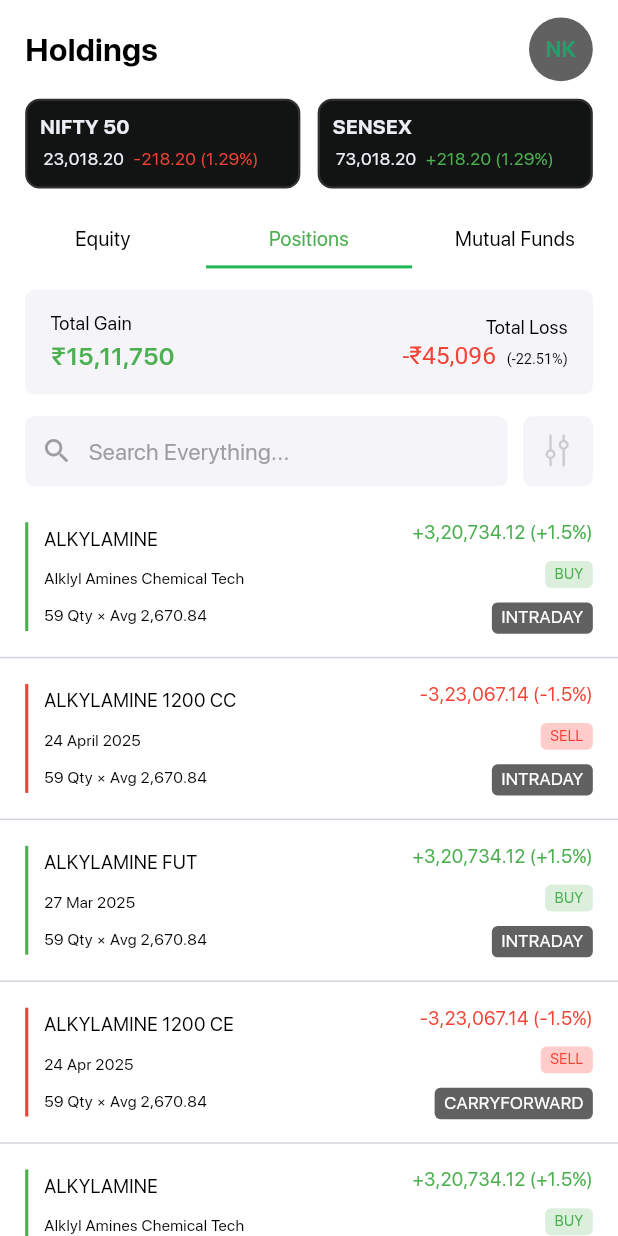
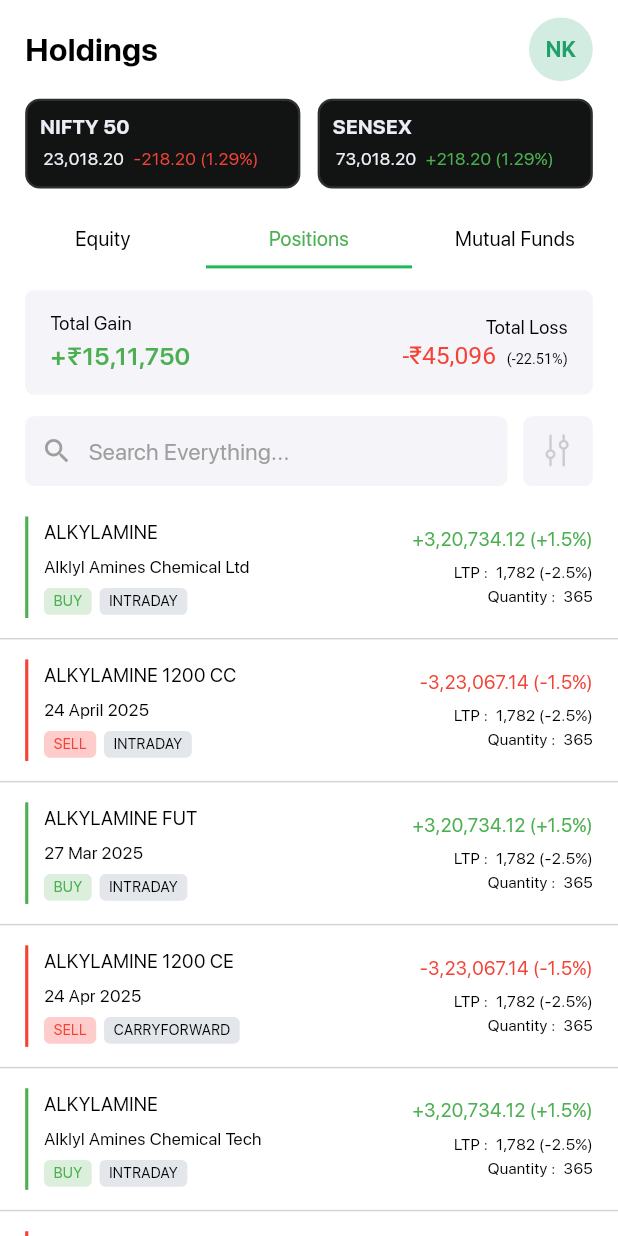
Before and after one commit to BrokingSapphire/SapphireTerminalMobile, a Flutter app: the HoldingsScreen screen opened directly, after a tap on "Positions", on a phone screen of 412 x 824 dp. Run offline on Flutter 3.47's test engine with Material 3 defaults, Android fonts, the light colour scheme and no system bars; our stand-ins replace camera, confetti, dotted_border, flutter_screenutil, flutter_secure_storage, flutter_slidable and 5 more; missing offline and left inert: google_mlkit_face_detection, holdable_button, scribble; accounts and stored records are empty; project files that could hold a hidden picture were left out.

Commit message:
fix: holdings section cards

```diff
--- a/lib/screens/home/holdings/equity/equityScreen.dart
+++ b/lib/screens/home/holdings/equity/equityScreen.dart
@@ -132,6 +132,7 @@
         ),
       );
     }
+    // adding comment
 
     return GestureDetector(
       onTap: () => FocusScope.of(context).unfocus(),
--- a/lib/screens/home/holdings/holdingsScreen.dart
+++ b/lib/screens/home/holdings/holdingsScreen.dart
@@ -87,7 +87,7 @@
                           child: CircleAvatar(
                             backgroundColor: isDark
                                 ? Color(0xff021814)
-                                : Colors.grey.shade700,
+                                : Color(0xff22A06B).withOpacity(0.2),
                             radius: 22.r,
                             child: Text(
                               "NK",
@@ -98,7 +98,7 @@
                               ),
                             ),
                           ),
-                        )
+                        ),
                       ]),
                 ),
               ),
--- a/lib/screens/home/holdings/mutualFunds/mutualScreen.dart
+++ b/lib/screens/home/holdings/mutualFunds/mutualScreen.dart
@@ -70,7 +70,7 @@
                               : const Color(0xffD1D5DB),
                         )),
                     constWidgets.singleCard("Invested Value", "₹19,91,071",
-                        "Today’s Loss", "-₹4,837", isDark)
+                        "XIRR", "-₹4,837", isDark)
                   ],
                 ),
               ),
@@ -182,7 +182,7 @@
     return Column(
       children: [
         Container(
-          padding: EdgeInsets.symmetric(horizontal: 16.w),
+          padding: EdgeInsets.symmetric(horizontal: 16.w, vertical: 6.h),
           child: Row(
             crossAxisAlignment: CrossAxisAlignment.start,
             children: [
@@ -224,9 +224,13 @@
                           ),
                           // Top right icon inside circular background
                           CircleAvatar(
-                            radius: 16.r,
+                            radius: 20.r,
                             backgroundColor: const Color(0xFFEDEDED),
-                            child: Icon(icon, color: Colors.red, size: 16),
+                            // child: Icon(icon, color: Colors.red, size: 16),
+                            child: Image.asset(
+                              "assets/images/reliance logo.png",
+                              fit: BoxFit.fill,
+                            ),
                           )
                         ],
                       ),
--- a/lib/screens/home/holdings/positions/position.dart
+++ b/lib/screens/home/holdings/positions/position.dart
@@ -13,8 +13,8 @@
   List<Map<String, dynamic>> positionData = [
     {
       "title": "ALKYLAMINE",
-      "midtitle": "Alklyl Amines Chemical Tech",
-      "subtitle": "59 Qty × Avg 2,670.84",
+      "midtitle": "Alklyl Amines Chemical Ltd",
+      "subtitle": "1,782 (-2.5%)",
       "trail1": "+3,20,734.12 (+1.5%)",
       "trail2": "BUY",
       "trail3": "INTRADAY",
@@ -23,7 +23,7 @@
     {
       "title": "ALKYLAMINE 1200 CC",
       "midtitle": "24 April 2025",
-      "subtitle": "59 Qty × Avg 2,670.84",
+      "subtitle": "1,782 (-2.5%)",
       "trail1": "-3,23,067.14 (-1.5%)",
       "trail2": "SELL",
       "trail3": "INTRADAY",
@@ -32,7 +32,7 @@
     {
       "title": "ALKYLAMINE FUT",
       "midtitle": "27 Mar 2025",
-      "subtitle": "59 Qty × Avg 2,670.84",
+      "subtitle": "1,782 (-2.5%)",
       "trail1": "+3,20,734.12 (+1.5%)",
       "trail2": "BUY",
       "trail3": "INTRADAY",
@@ -41,7 +41,7 @@
     {
       "title": "ALKYLAMINE 1200 CE",
       "midtitle": "24 Apr 2025",
-      "subtitle": "59 Qty × Avg 2,670.84",
+      "subtitle": "1,782 (-2.5%)",
       "trail1": "-3,23,067.14 (-1.5%)",
       "trail2": "SELL",
       "trail3": "CARRYFORWARD",
@@ -50,7 +50,7 @@
     {
       "title": "ALKYLAMINE",
       "midtitle": "Alklyl Amines Chemical Tech",
-      "subtitle": "59 Qty × Avg 2,670.84",
+      "subtitle": "1,782 (-2.5%)",
       "trail1": "+3,20,734.12 (+1.5%)",
       "trail2": "BUY",
       "trail3": "INTRADAY",
@@ -59,7 +59,7 @@
     {
       "title": "ALKYLAMINE 1200 CC",
       "midtitle": "24 April 2025",
-      "subtitle": "59 Qty × Avg 2,670.84",
+      "subtitle": "1,782 (-2.5%)",
       "trail1": "-3,23,067.14 (-1.5%)",
       "trail2": "SELL",
       "trail3": "INTRADAY",
@@ -68,7 +68,7 @@
     {
       "title": "ALKYLAMINE FUT",
       "midtitle": "27 Mar 2025",
-      "subtitle": "59 Qty × Avg 2,670.84",
+      "subtitle": "1,782 (-2.5%)",
       "trail1": "+3,20,734.12 (+1.5%)",
       "trail2": "BUY",
       "trail3": "INTRADAY",
@@ -77,7 +77,7 @@
     {
       "title": "ALKYLAMINE 1200 CE",
       "midtitle": "24 Apr 2025",
-      "subtitle": "59 Qty × Avg 2,670.84",
+      "subtitle": "1,782 (-2.5%)",
       "trail1": "-3,23,067.14 (-1.5%)",
       "trail2": "SELL",
       "trail3": "CARRYFORWARD",
@@ -110,7 +110,7 @@
                   child: Column(
                     mainAxisAlignment: MainAxisAlignment.center,
                     children: [
-                      constWidgets.singleCard("Total Gain", '₹15,11,750',
+                      constWidgets.singleCard("Total Gain", '+₹15,11,750',
                           "Total Loss", "-₹45,096", isDark),
                     ],
                   ),
@@ -196,13 +196,13 @@
     return Column(
       children: [
         Padding(
-          padding: EdgeInsets.symmetric(horizontal: 16.w),
+          padding: EdgeInsets.symmetric(horizontal: 16.w, vertical: 6.h),
           child: Container(
-            height: 95.h,
+            // height: 95.h,
             child: Row(
               children: [
                 Container(
-                    height: 75.h,
+                    height: 70.h,
                     width: 2.w,
                     color: trail1.startsWith("-") ? Colors.red : Colors.green),
                 SizedBox(
@@ -219,44 +219,22 @@
                           color: isDark ? Colors.white : Colors.black),
                     ),
                     SizedBox(
-                      height: 10.h,
+                      height: 6.h,
                     ),
                     Text(
                       midtitle,
                       style: TextStyle(
-                          fontSize: 11.sp,
+                          fontSize: 12.sp,
                           color: isDark ? Colors.white : Colors.black),
                     ),
                     SizedBox(
-                      height: 10.h,
+                      height: 5.h,
                     ),
-                    Text(
-                      subtitle,
-                      style: TextStyle(
-                          fontSize: 11.sp,
-                          color: isDark ? Colors.white : Colors.black),
-                    ),
-                  ],
-                ),
-                Expanded(child: SizedBox()),
-                Column(
-                  mainAxisAlignment: MainAxisAlignment.center,
-                  crossAxisAlignment: CrossAxisAlignment.end,
+                    Row(
                       children: [
-                    Text(
-                      trail1,
-                      style: TextStyle(
-                          fontSize: 13.sp,
-                          color: trail1.startsWith("-")
-                              ? Colors.red
-                              : Colors.green),
-                    ),
-                    SizedBox(
-                      height: 10.h,
-                    ),
                         Container(
-                      padding:
-                          EdgeInsets.symmetric(horizontal: 6.w, vertical: 2.h),
+                          padding: EdgeInsets.symmetric(
+                              horizontal: 6.w, vertical: 2.h),
                           decoration: BoxDecoration(
                             color: isBuy
                                 ? (isDark
@@ -276,23 +254,84 @@
                           ),
                         ),
                         SizedBox(
-                      height: 10.h,
+                          width: 5.w,
                         ),
                         Container(
-                      padding:
-                          EdgeInsets.symmetric(horizontal: 6.w, vertical: 2.h),
+                          padding: EdgeInsets.symmetric(
+                              horizontal: 6.w, vertical: 2.h),
                           decoration: BoxDecoration(
                             color:
-                            isDark ? Color(0xff333333) : Colors.grey.shade700,
+                                isDark ? Color(0xff333333) : Color(0xffE3E6EB),
                             borderRadius: BorderRadius.circular(4.r),
                           ),
                           child: Text(
                             trail3,
                             style: TextStyle(
-                            fontSize: 12.sp,
+                                fontSize: 10.sp,
                                 fontWeight: FontWeight.w500,
-                            color: Colors.white),
+                                color: isDark ? Colors.white : Colors.black),
                           ),
+                        ),
+                      ],
+                    ),
+                  ],
+                ),
+                Expanded(child: SizedBox()),
+                Column(
+                  mainAxisAlignment: MainAxisAlignment.center,
+                  crossAxisAlignment: CrossAxisAlignment.end,
+                  children: [
+                    Text(
+                      trail1,
+                      style: TextStyle(
+                          fontSize: 13.sp,
+                          color: trail1.startsWith("-")
+                              ? Colors.red
+                              : Colors.green),
+                    ),
+                    SizedBox(
+                      height: 6.h,
+                    ),
+                    Row(
+                      children: [
+                        Text(
+                          "LTP :",
+                          style: TextStyle(
+                              fontSize: 11.sp,
+                              color: isDark ? Colors.grey : Colors.black),
+                        ),
+                        SizedBox(
+                          width: 5.w,
+                        ),
+                        Text(
+                          subtitle,
+                          style: TextStyle(
+                              fontSize: 11.sp,
+                              color: isDark ? Colors.white : Colors.black),
+                        ),
+                      ],
+                    ),
+                    SizedBox(
+                      height: 1.h,
+                    ),
+                    Row(
+                      children: [
+                        Text(
+                          "Quantity :",
+                          style: TextStyle(
+                              fontSize: 11.sp,
+                              color: isDark ? Colors.grey : Colors.black),
+                        ),
+                        SizedBox(
+                          width: 5.w,
+                        ),
+                        Text(
+                          "365",
+                          style: TextStyle(
+                              fontSize: 11.sp,
+                              color: isDark ? Colors.white : Colors.black),
+                        ),
+                      ],
                     ),
                   ],
                 ),
```
Lines whose indentation alone changed are shown as unchanged.
